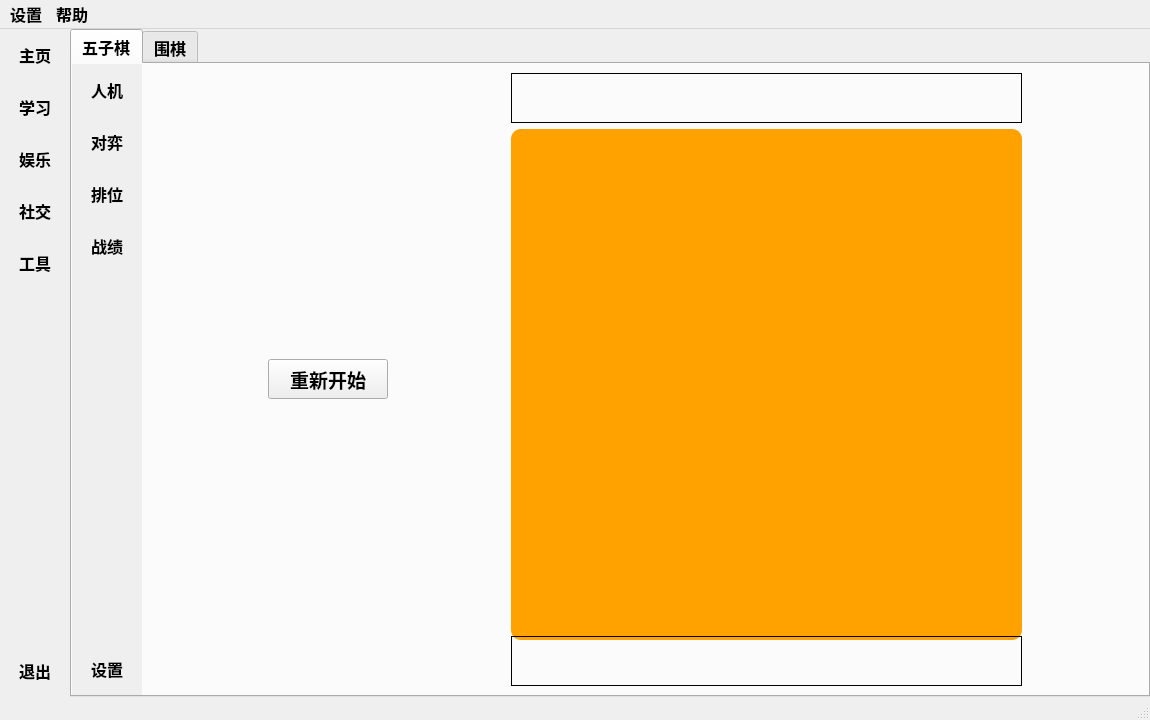
The window that Codes/cmainwindow.ui (ProYRB/IntelligentWindowClient) describes before a commit, drawn with Qt 5.
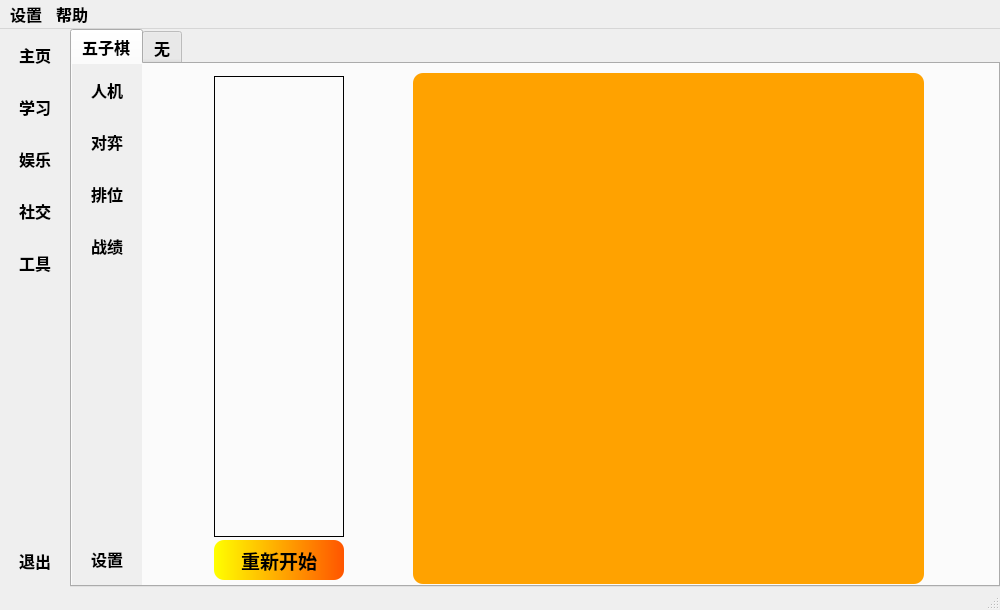
The same window after the commit. Icons and pictures are not drawn. Custom widgets are drawn as their Qt base class.

Patch:
```diff
--- a/Codes/cmainwindow.ui
+++ b/Codes/cmainwindow.ui
@@ -6,14 +6,14 @@
    <rect>
     <x>0</x>
     <y>0</y>
-    <width>1150</width>
-    <height>720</height>
+    <width>1000</width>
+    <height>610</height>
    </rect>
   </property>
   <property name="minimumSize">
    <size>
-    <width>1150</width>
-    <height>720</height>
+    <width>1000</width>
+    <height>610</height>
    </size>
   </property>
   <property name="font">
@@ -31,9 +31,6 @@
    <iconset>
     <normaloff>:/image/ico/intelligentwindow.ico</normaloff>:/image/ico/intelligentwindow.ico</iconset>
   </property>
-  <property name="styleSheet">
-   <string notr="true"/>
-  </property>
   <widget class="QWidget" name="centralwidget">
    <layout class="QGridLayout" name="gridLayout_2">
     <property name="leftMargin">
@@ -479,9 +476,45 @@
                <number>0</number>
               </property>
               <widget class="QWidget" name="pageGobangPVC">
+               <layout class="QGridLayout" name="gridLayout_12">
+                <item row="0" column="0">
+                 <widget class="QWidget" name="widget" native="true">
+                  <property name="sizePolicy">
+                   <sizepolicy hsizetype="Minimum" vsizetype="Minimum">
+                    <horstretch>0</horstretch>
+                    <verstretch>0</verstretch>
+                   </sizepolicy>
+                  </property>
+                  <property name="minimumSize">
+                   <size>
+                    <width>130</width>
+                    <height>511</height>
+                   </size>
+                  </property>
+                  <property name="maximumSize">
+                   <size>
+                    <width>130</width>
+                    <height>511</height>
+                   </size>
+                  </property>
                <layout class="QGridLayout" name="gridLayout_10">
-                <item row="0" column="1">
-                 <widget class="QLabel" name="labelWhitePlayerMessage">
+                   <property name="leftMargin">
+                    <number>0</number>
+                   </property>
+                   <property name="topMargin">
+                    <number>0</number>
+                   </property>
+                   <property name="rightMargin">
+                    <number>0</number>
+                   </property>
+                   <property name="bottomMargin">
+                    <number>0</number>
+                   </property>
+                   <property name="spacing">
+                    <number>0</number>
+                   </property>
+                   <item row="0" column="0">
+                    <widget class="QLabel" name="labelGobangPVCMessageboard">
                   <property name="sizePolicy">
                    <sizepolicy hsizetype="Fixed" vsizetype="Fixed">
                     <horstretch>0</horstretch>
@@ -490,14 +523,14 @@
                   </property>
                   <property name="minimumSize">
                    <size>
-                    <width>511</width>
-                    <height>50</height>
+                       <width>130</width>
+                       <height>461</height>
                    </size>
                   </property>
                   <property name="maximumSize">
                    <size>
-                    <width>511</width>
-                    <height>50</height>
+                       <width>130</width>
+                       <height>461</height>
                    </size>
                   </property>
                   <property name="frameShape">
@@ -506,9 +539,6 @@
                   <property name="text">
                    <string/>
                   </property>
-                  <property name="alignment">
-                   <set>Qt::AlignCenter</set>
-                  </property>
                  </widget>
                 </item>
                 <item row="1" column="0">
@@ -521,13 +551,13 @@
                   </property>
                   <property name="minimumSize">
                    <size>
-                    <width>120</width>
+                       <width>130</width>
                     <height>40</height>
                    </size>
                   </property>
                   <property name="maximumSize">
                    <size>
-                    <width>120</width>
+                       <width>130</width>
                     <height>40</height>
                    </size>
                   </property>
@@ -539,12 +569,19 @@
                     <bold>true</bold>
                    </font>
                   </property>
+                     <property name="styleSheet">
+                      <string notr="true">border-radius:10px;
+background:qlineargradient(spread:pad, x1:0, y1:0, x2:1, y2:0, stop:0 rgb(255, 255, 0), stop:1 rgb(255, 85, 0));</string>
+                     </property>
                   <property name="text">
                    <string>重新开始</string>
                   </property>
                  </widget>
                 </item>
-                <item row="1" column="1">
+                  </layout>
+                 </widget>
+                </item>
+                <item row="0" column="1">
                  <widget class="CGobangChessboard" name="labelGobangPVCChessboard">
                   <property name="sizePolicy">
                    <sizepolicy hsizetype="Fixed" vsizetype="Fixed">
@@ -579,37 +616,6 @@
                   </property>
                  </widget>
                 </item>
-                <item row="2" column="1">
-                 <widget class="QLabel" name="labelBlackPlayerMessage">
-                  <property name="sizePolicy">
-                   <sizepolicy hsizetype="Fixed" vsizetype="Fixed">
-                    <horstretch>0</horstretch>
-                    <verstretch>0</verstretch>
-                   </sizepolicy>
-                  </property>
-                  <property name="minimumSize">
-                   <size>
-                    <width>511</width>
-                    <height>50</height>
-                   </size>
-                  </property>
-                  <property name="maximumSize">
-                   <size>
-                    <width>511</width>
-                    <height>50</height>
-                   </size>
-                  </property>
-                  <property name="frameShape">
-                   <enum>QFrame::Box</enum>
-                  </property>
-                  <property name="text">
-                   <string/>
-                  </property>
-                  <property name="alignment">
-                   <set>Qt::AlignCenter</set>
-                  </property>
-                 </widget>
-                </item>
                </layout>
               </widget>
               <widget class="QWidget" name="pageGobangPVP">
@@ -678,7 +684,7 @@
           </widget>
           <widget class="QWidget" name="tab_2">
            <attribute name="title">
-            <string>围棋</string>
+            <string>无</string>
            </attribute>
            <layout class="QGridLayout" name="gridLayout_11">
             <item row="0" column="0">
@@ -1119,7 +1125,7 @@
     <rect>
      <x>0</x>
      <y>0</y>
-     <width>1150</width>
+     <width>1000</width>
      <height>23</height>
     </rect>
    </property>
```
Left out of the diff: 300 changed lines with no effect on the pictures. Lines whose indentation alone changed are shown as unchanged.
